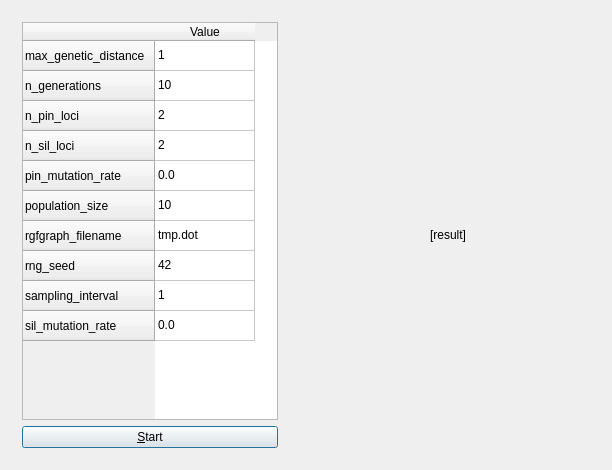
First picture: the form in ribi_qtmaindialog.ui, repository richelbilderbeek/pbdmms, before the edit.
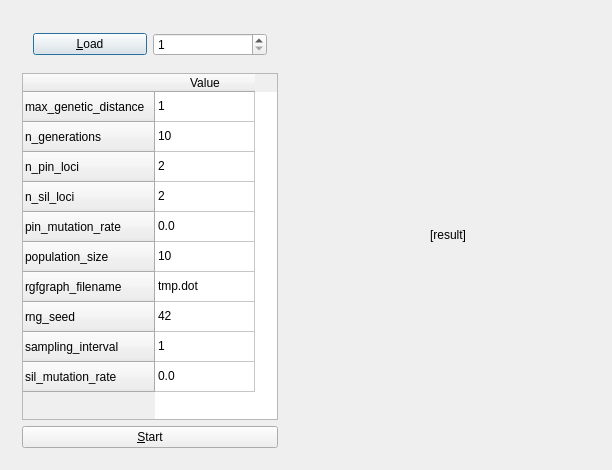
Second picture: the form after the edit.

Commit message: Can load default parameters from GUI

Diff of the .ui file:
```diff
--- a/ribi_qtmaindialog.ui
+++ b/ribi_qtmaindialog.ui
@@ -23,6 +23,29 @@
       </sizepolicy>
      </property>
      <layout class="QVBoxLayout" name="verticalLayout">
+      <item>
+       <widget class="QWidget" name="widget" native="true">
+        <layout class="QHBoxLayout" name="horizontalLayout_2">
+         <item>
+          <widget class="QPushButton" name="load">
+           <property name="text">
+            <string>&amp;Load</string>
+           </property>
+          </widget>
+         </item>
+         <item>
+          <widget class="QSpinBox" name="parameter_index">
+           <property name="minimum">
+            <number>1</number>
+           </property>
+           <property name="maximum">
+            <number>2</number>
+           </property>
+          </widget>
+         </item>
+        </layout>
+       </widget>
+      </item>
       <item>
        <widget class="QTableWidget" name="parameters">
         <row>
```
The commit also changes 2 other files.
